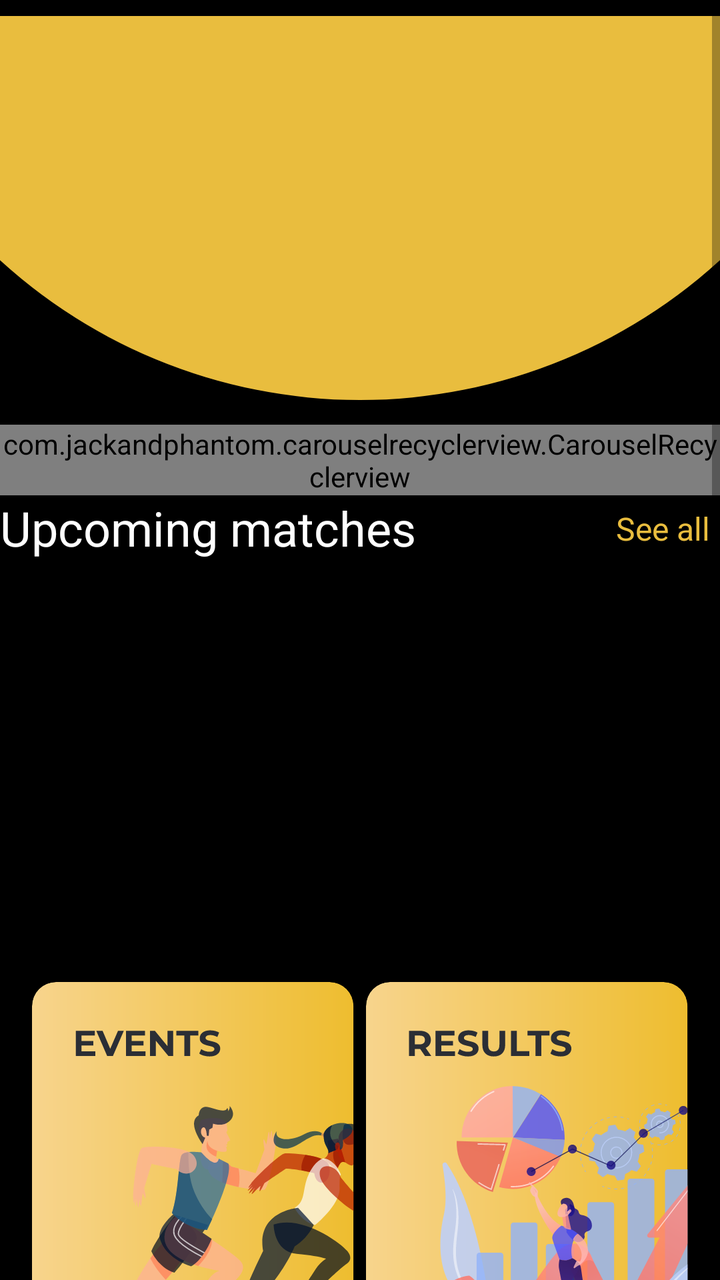
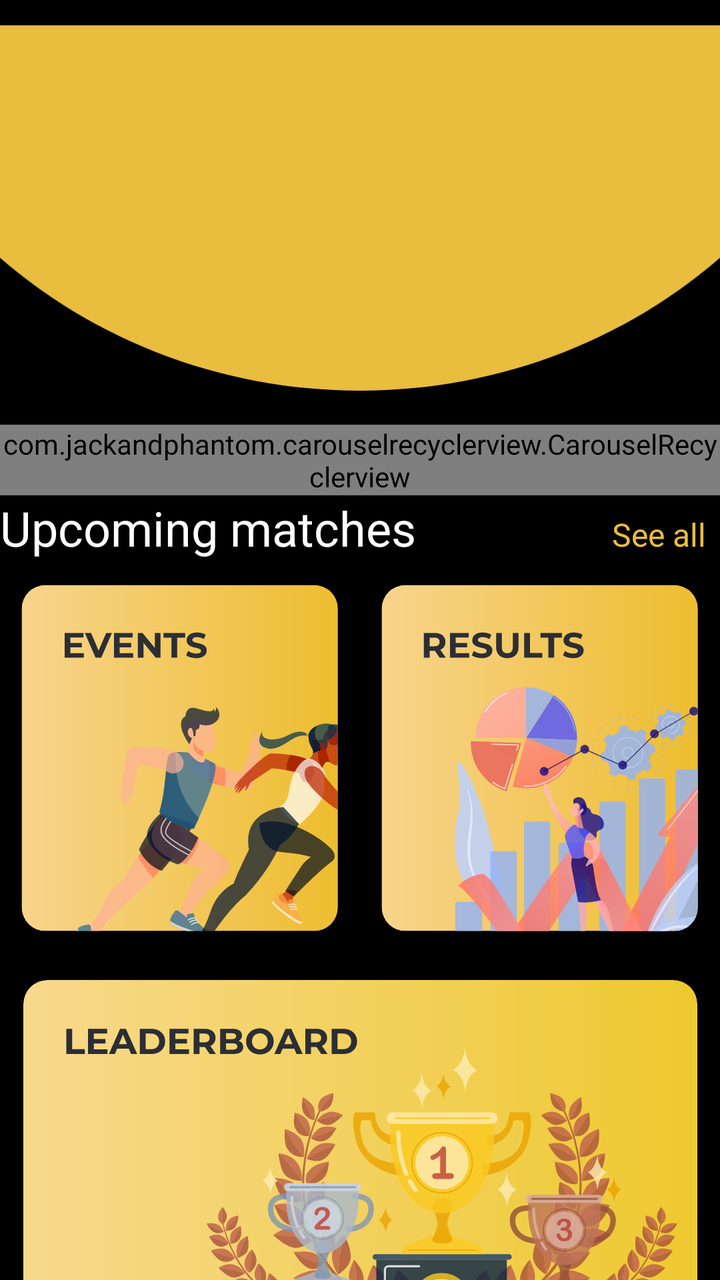

Compare the two renders of this Android layout. The source of the first and the diff that turns it into the second are given below.
<!-- AndroidManifest.xml: application theme Theme.NavigationDrawer -->
<!-- res/layout/fragment_home.xml -->
<?xml version="1.0" encoding="utf-8"?>
<ScrollView xmlns:android="http://schemas.android.com/apk/res/android"
    xmlns:app="http://schemas.android.com/apk/res-auto"
    xmlns:tools="http://schemas.android.com/tools"
    android:layout_width="match_parent"
    android:layout_height="wrap_content"
    android:orientation="vertical"
    android:background="@color/black"
    tools:context=".Fragment.Home">

    <LinearLayout
        android:layout_width="match_parent"
        android:layout_height="wrap_content"
        android:orientation="vertical">
        <androidx.constraintlayout.widget.ConstraintLayout
            android:layout_width="match_parent"
            android:layout_height="match_parent">

            <ImageView
                android:id="@+id/imageView11"
                android:layout_width="wrap_content"
                android:layout_height="wrap_content"
                android:src="@drawable/ellipse_172__1_"
                app:layout_constraintEnd_toEndOf="parent"
                app:layout_constraintStart_toStartOf="parent"
                app:layout_constraintTop_toTopOf="parent" />

            <com.jackandphantom.carouselrecyclerview.CarouselRecyclerview
                android:id="@+id/live_match"
                android:layout_width="wrap_content"
                android:layout_height="wrap_content"
                app:layout_constraintEnd_toEndOf="parent"
                app:layout_constraintStart_toStartOf="parent"
                android:layout_marginBottom="-40dp"
                app:layout_constraintBottom_toBottomOf="@+id/imageView11"
                tools:listitem="@layout/live_match_rv"/>
        </androidx.constraintlayout.widget.ConstraintLayout>

        <androidx.constraintlayout.widget.ConstraintLayout
            android:layout_width="match_parent"
            android:layout_height="wrap_content"
            android:orientation="horizontal">

            <TextView
                android:id="@+id/textView6"
                android:layout_width="wrap_content"
                android:layout_height="wrap_content"
                android:text="Upcoming matches"
                android:textColor="@color/white"
                android:textSize="24sp"
                app:layout_constraintStart_toStartOf="parent"
                app:layout_constraintTop_toTopOf="parent" />

            <TextView
                android:layout_width="wrap_content"
                android:layout_height="wrap_content"
                android:text="See all"
                android:textColor="#E9BD3E"
                android:layout_margin="5dp"
                android:textSize="16sp"
                app:layout_constraintBottom_toBottomOf="parent"
                app:layout_constraintEnd_toEndOf="parent" />
        </androidx.constraintlayout.widget.ConstraintLayout>

        <androidx.recyclerview.widget.RecyclerView
            android:id="@+id/upcoming_matches"
            android:layout_width="wrap_content"
            android:layout_height="200dp"
            tools:listitem="@layout/upcoming_matches_rv"
            android:layout_marginLeft="20dp"/>
        <androidx.constraintlayout.widget.ConstraintLayout
            android:layout_width="match_parent"
            android:layout_height="wrap_content">

            <ImageView
                android:id="@+id/events"
                android:layout_width="wrap_content"
                android:layout_height="wrap_content"
                android:src="@drawable/frame_289336_1"
                app:layout_constraintBottom_toBottomOf="parent"
                app:layout_constraintStart_toStartOf="parent"
                app:layout_constraintTop_toTopOf="parent"
                android:layout_marginLeft="5dp"/>

            <ImageView
                android:id="@+id/results"
                android:layout_width="wrap_content"
                android:layout_height="wrap_content"
                android:layout_marginRight="5dp"
                android:src="@drawable/frame_289337_2x"
                app:layout_constraintBottom_toBottomOf="parent"
                app:layout_constraintEnd_toEndOf="parent"
                app:layout_constraintTop_toTopOf="parent" />
        </androidx.constraintlayout.widget.ConstraintLayout>
        <androidx.constraintlayout.widget.ConstraintLayout
            android:layout_width="match_parent"
            android:layout_height="wrap_content">

            <ImageView
                android:id="@+id/leaderboard"
                android:layout_width="match_parent"
                android:layout_height="wrap_content"
                android:src="@drawable/frame_289338"
                app:layout_constraintEnd_toEndOf="parent"
                app:layout_constraintStart_toStartOf="parent"
                app:layout_constraintTop_toTopOf="parent" />
        </androidx.constraintlayout.widget.ConstraintLayout>

    </LinearLayout>

</ScrollView>
<!-- res/layout/live_match_rv.xml (included above) -->
<?xml version="1.0" encoding="utf-8"?>
<androidx.constraintlayout.widget.ConstraintLayout xmlns:android="http://schemas.android.com/apk/res/android"
    xmlns:app="http://schemas.android.com/apk/res-auto"
    android:layout_width="wrap_content"
    android:layout_height="wrap_content"
    android:layout_marginHorizontal="10dp"
    android:layout_marginVertical="10dp">

    <androidx.cardview.widget.CardView
        android:id="@+id/card_view"
        android:layout_width="380dp"
        android:layout_height="180dp"
        app:cardBackgroundColor="#363636"
        app:cardCornerRadius="15dp"
        app:cardElevation="5dp"
        app:layout_constraintBottom_toBottomOf="parent"
        app:layout_constraintEnd_toEndOf="parent"
        app:layout_constraintStart_toStartOf="parent">



        <LinearLayout
            android:layout_width="match_parent"
            android:layout_height="45dp"
            android:orientation="horizontal"
            android:padding="10dp"
            android:weightSum="1">

            <TextView
                android:id="@+id/matchName"
                android:layout_width="0dp"
                android:layout_height="wrap_content"
                android:layout_gravity="center_vertical"
                android:layout_weight="0.7"
                android:fontFamily="@font/poppins_semibold"
                android:text="Football match-1"
                android:textAllCaps="true"
                android:textColor="@color/white"
                android:textSize="20sp" />

            <com.airbnb.lottie.LottieAnimationView
                android:id="@+id/liveLottie"
                android:layout_width="0dp"
                android:layout_height="wrap_content"
                android:layout_gravity="center_vertical|end"
                android:layout_weight="0.3"
                android:visibility="invisible"
                app:lottie_autoPlay="true"
                app:lottie_loop="true"
                app:lottie_rawRes="@raw/live" />
        </LinearLayout>

        <LinearLayout
            android:layout_width="match_parent"
            android:layout_height="wrap_content"
            android:layout_marginTop="60dp"
            android:orientation="vertical"/>

        <LinearLayout
            android:layout_width="match_parent"
            android:layout_height="wrap_content"
            android:layout_marginTop="60dp"
            android:orientation="horizontal"
            android:weightSum="1">

            <LinearLayout
                android:layout_width="0dp"
                android:layout_height="wrap_content"
                android:layout_weight="0.4"
                android:orientation="vertical">

                <ImageView
                    android:id="@+id/clgImg1"
                    android:layout_width="match_parent"
                    android:layout_height="80dp"
                    android:scaleType="fitCenter"
                    android:src="@drawable/iiita" />

                <TextView
                    android:id="@+id/clgName1"
                    android:layout_width="match_parent"
                    android:layout_height="wrap_content"
                    android:layout_marginTop="5dp"
                    android:gravity="center"
                    android:text="IIITA"
                    android:textAllCaps="true"
                    android:textColor="@color/white" />


            </LinearLayout>



            <LinearLayout
                android:layout_width="0dp"
                android:layout_height="wrap_content"
                android:layout_weight="0.2"
                android:orientation="horizontal">

                <TextView
                    android:layout_width="0dp"
                    android:layout_height="wrap_content"
                    android:layout_gravity="center_vertical"
                    android:layout_weight="0.2"
                    android:fontFamily="@font/poppins_medium"
                    android:gravity="center"
                    android:text="3 "
                    android:paddingBottom="20dp"
                    android:textColor="@color/white"
                    android:textSize="24dp" />

                <LinearLayout
                    android:layout_width="0dp"
                    android:layout_height="wrap_content"
                    android:layout_weight="0.4"
                    android:orientation="vertical">

                <TextView
                    android:layout_width="30dp"
                    android:layout_height="wrap_content"
                    android:layout_gravity="bottom"
                    android:layout_weight="0.2"
                    android:fontFamily="@font/poppins_medium"
                    android:gravity="center"
                    android:text="-"
                    android:textSize="40dp"
                    android:textColor="@color/white" />


                    <TextView
                        android:layout_width="wrap_content"
                        android:layout_height="wrap_content"
                        android:gravity="center"
                        android:text="50:00"
                        android:textSize="14dp"
                        android:textAlignment="center"
                        android:textColor="#959595"/>


                </LinearLayout>
                <TextView
                    android:layout_width="0dp"
                    android:layout_height="wrap_content"
                    android:layout_gravity="center_vertical"
                    android:layout_weight="0.2"
                    android:fontFamily="@font/poppins_medium"
                    android:gravity="center"
                    android:text=" 1"
                    android:textSize="24dp"
                    android:paddingBottom="20dp"
                    android:textColor="@color/white" />


            </LinearLayout>

            <LinearLayout
                android:layout_width="0dp"
                android:layout_height="wrap_content"
                android:layout_weight="0.4"
                android:orientation="vertical">

                <ImageView
                    android:id="@+id/clgImg2"
                    android:layout_width="match_parent"
                    android:layout_height="80dp"
                    android:scaleType="fitCenter"
                    android:src="@drawable/iiita" />

                <TextView
                    android:id="@+id/clgName2"
                    android:layout_width="match_parent"
                    android:layout_height="wrap_content"
                    android:layout_marginTop="5dp"
                    android:gravity="center"
                    android:text="IIITA"
                    android:textAllCaps="true"
                    android:textColor="@color/white" />
            </LinearLayout>


        </LinearLayout>

        <LinearLayout
            android:layout_width="match_parent"
            android:layout_height="wrap_content"
            android:orientation="vertical"
            android:layout_gravity="bottom|center_horizontal">

            <TextView
                android:id="@+id/centerBottomTextView"
                android:layout_width="wrap_content"
                android:layout_height="wrap_content"
                android:text="INTER IIIT 2024"
                android:layout_gravity="center_horizontal"
                android:background="@drawable/rounded_background"
                android:textColor="@color/black"
                android:textSize="16sp"
                android:padding="2dp"/>

        </LinearLayout>


    </androidx.cardview.widget.CardView>

</androidx.constraintlayout.widget.ConstraintLayout>
<!-- res/layout/upcoming_matches_rv.xml (included above) -->
<androidx.constraintlayout.widget.ConstraintLayout xmlns:android="http://schemas.android.com/apk/res/android"
    xmlns:app="http://schemas.android.com/apk/res-auto"
    android:layout_width="wrap_content"
    android:layout_height="wrap_content"
    android:layout_marginHorizontal="10dp"
    android:layout_marginVertical="10dp">

    <androidx.cardview.widget.CardView
        android:layout_width="350dp"
        android:layout_height="180dp"
        app:cardBackgroundColor="#363636"
        app:cardCornerRadius="15dp"
        app:cardElevation="5dp">

        <LinearLayout
            android:layout_width="match_parent"
            android:layout_height="45dp"
            android:orientation="horizontal"
            android:padding="10dp"
            android:weightSum="1">

            <TextView
                android:id="@+id/matchName"
                android:layout_width="0dp"
                android:layout_height="wrap_content"
                android:layout_gravity="center_vertical"
                android:layout_weight="0.7"
                android:fontFamily="@font/poppins_semibold"
                android:text="Football match-1"
                android:textAllCaps="true"
                android:textColor="@color/white"
                android:textSize="20sp" />

            <com.airbnb.lottie.LottieAnimationView
                android:id="@+id/liveLottie"
                android:layout_width="0dp"
                android:layout_height="wrap_content"
                android:layout_gravity="center_vertical|end"
                android:layout_weight="0.3"
                android:visibility="invisible"
                app:lottie_autoPlay="true"
                app:lottie_loop="true"
                app:lottie_rawRes="@raw/live" />
        </LinearLayout>

        <LinearLayout
            android:layout_width="match_parent"
            android:layout_height="wrap_content"
            android:layout_marginTop="60dp"
            android:orientation="vertical"/>

        <LinearLayout
            android:layout_width="match_parent"
            android:layout_height="wrap_content"
            android:layout_marginTop="60dp"
            android:orientation="horizontal"
            android:weightSum="1">

            <LinearLayout
                android:layout_width="0dp"
                android:layout_height="wrap_content"
                android:layout_weight="0.4"
                android:orientation="vertical">

                <ImageView
                    android:id="@+id/clgImg1"
                    android:layout_width="match_parent"
                    android:layout_height="80dp"
                    android:scaleType="fitCenter"
                    android:src="@drawable/iiita" />

                <TextView
                    android:id="@+id/clgName1"
                    android:layout_width="match_parent"
                    android:layout_height="wrap_content"
                    android:layout_marginTop="5dp"
                    android:gravity="center"
                    android:text="IIITA"
                    android:textAllCaps="true"
                    android:textColor="@color/white" />
            </LinearLayout>


            <TextView
                android:layout_width="0dp"
                android:layout_height="wrap_content"
                android:layout_gravity="center_vertical"
                android:layout_weight="0.2"
                android:fontFamily="@font/poppins_medium"
                android:gravity="center"
                android:text="VS"
                android:textColor="#959595"
                android:textSize="16sp" />

            <LinearLayout
                android:layout_width="0dp"
                android:layout_height="wrap_content"
                android:layout_weight="0.4"
                android:orientation="vertical">

                <ImageView
                    android:id="@+id/clgImg2"
                    android:layout_width="match_parent"
                    android:layout_height="80dp"
                    android:scaleType="fitCenter"
                    android:src="@drawable/iiita" />

                <TextView
                    android:id="@+id/clgName2"
                    android:layout_width="match_parent"
                    android:layout_height="wrap_content"
                    android:layout_marginTop="5dp"
                    android:gravity="center"
                    android:text="IIITA"
                    android:textAllCaps="true"
                    android:textColor="@color/white" />
            </LinearLayout>

        </LinearLayout>

    </androidx.cardview.widget.CardView>

</androidx.constraintlayout.widget.ConstraintLayout>
<!-- resources referenced by this layout -->
<resources>
  <color name="black">#FF000000</color>
  <color name="white">#FFFFFFFF</color>
  <!-- drawable ellipse_172__1_ (drawable) -->
  <vector xmlns:android="http://schemas.android.com/apk/res/android"
      android:width="390dp"
      android:height="208dp"
      android:viewportWidth="390"
      android:viewportHeight="208">
    <path
        android:pathData="M195,-81m-289,0a289,289 0,1 1,578 0a289,289 0,1 1,-578 0"
        android:fillColor="#E9BD3E"/>
  </vector>
  <!-- drawable frame_289336_1: vector/xml drawable (drawable, 21163 chars, omitted) -->
  <!-- drawable frame_289337_2x: vector/xml drawable (drawable, 76880 chars, omitted) -->
  <!-- drawable frame_289338: vector/xml drawable (drawable, 129997 chars, omitted) -->
  <!-- drawable iiita: png bitmap (drawable, 3166 bytes) -->
  <!-- drawable rounded_background (drawable) -->
  <?xml version="1.0" encoding="utf-8"?>
  <shape xmlns:android="http://schemas.android.com/apk/res/android">
      <solid android:color="@color/yellow" /> 
      <corners android:radius="10dp" /> 
  </shape>
  <style name="Theme.NavigationDrawer" parent="Theme.MaterialComponents.DayNight.NoActionBar">
          
          <item name="colorPrimary">#FFECA1</item>
          
      </style>
  <color name="yellow">#FFC107</color>
</resources>

<!-- the commit's change to res/layout/fragment_home.xml (unified diff, before → after) -->
@@ -1,114 +1,111 @@
 <?xml version="1.0" encoding="utf-8"?>
-<ScrollView xmlns:android="http://schemas.android.com/apk/res/android"
+<androidx.core.widget.NestedScrollView xmlns:android="http://schemas.android.com/apk/res/android"
     xmlns:app="http://schemas.android.com/apk/res-auto"
     xmlns:tools="http://schemas.android.com/tools"
     android:layout_width="match_parent"
-    android:layout_height="wrap_content"
-    android:orientation="vertical"
+    android:layout_height="match_parent"
     android:background="@color/black"
     tools:context=".Fragment.Home">
 
-    <LinearLayout
+    <androidx.constraintlayout.widget.ConstraintLayout
         android:layout_width="match_parent"
-        android:layout_height="wrap_content"
-        android:orientation="vertical">
-        <androidx.constraintlayout.widget.ConstraintLayout
-            android:layout_width="match_parent"
-            android:layout_height="match_parent">
-
-            <ImageView
-                android:id="@+id/imageView11"
-                android:layout_width="wrap_content"
-                android:layout_height="wrap_content"
-                android:src="@drawable/ellipse_172__1_"
-                app:layout_constraintEnd_toEndOf="parent"
-                app:layout_constraintStart_toStartOf="parent"
-                app:layout_constraintTop_toTopOf="parent" />
-
-            <com.jackandphantom.carouselrecyclerview.CarouselRecyclerview
-                android:id="@+id/live_match"
-                android:layout_width="wrap_content"
-                android:layout_height="wrap_content"
-                app:layout_constraintEnd_toEndOf="parent"
-                app:layout_constraintStart_toStartOf="parent"
-                android:layout_marginBottom="-40dp"
-                app:layout_constraintBottom_toBottomOf="@+id/imageView11"
-                tools:listitem="@layout/live_match_rv"/>
-        </androidx.constraintlayout.widget.ConstraintLayout>
-
-        <androidx.constraintlayout.widget.ConstraintLayout
-            android:layout_width="match_parent"
-            android:layout_height="wrap_content"
-            android:orientation="horizontal">
-
-            <TextView
-                android:id="@+id/textView6"
-                android:layout_width="wrap_content"
-                android:layout_height="wrap_content"
+        android:layout_height="wrap_content">
+
+        <ImageView
+            android:id="@+id/imageView11"
+            android:layout_width="match_parent"
+            android:layout_height="wrap_content"
+            android:src="@drawable/ellipse_172__1_"
+            app:layout_constraintEnd_toEndOf="parent"
+            app:layout_constraintStart_toStartOf="parent"
+            app:layout_constraintTop_toTopOf="parent" />
+
+        <com.jackandphantom.carouselrecyclerview.CarouselRecyclerview
+            android:id="@+id/live_match"
+            android:layout_width="wrap_content"
+            android:layout_height="wrap_content"
+            android:layout_marginBottom="-40dp"
+            app:layout_constraintBottom_toBottomOf="@+id/imageView11"
+            app:layout_constraintEnd_toEndOf="parent"
+            app:layout_constraintStart_toStartOf="parent"
+            tools:listitem="@layout/live_match_rv" />
+
+        <LinearLayout
+            android:id="@+id/lay1"
+            android:layout_width="match_parent"
+            android:layout_height="wrap_content"
+            android:orientation="horizontal"
+            android:weightSum="1"
+            app:layout_constraintEnd_toEndOf="parent"
+            app:layout_constraintStart_toStartOf="parent"
+            app:layout_constraintTop_toBottomOf="@id/live_match">
+
+            <TextView
+                android:layout_width="0dp"
+                android:layout_height="wrap_content"
+                android:layout_weight="0.85"
                 android:text="Upcoming matches"
                 android:textColor="@color/white"
                 android:textSize="24sp"
                 app:layout_constraintStart_toStartOf="parent"
-                app:layout_constraintTop_toTopOf="parent" />
-
-            <TextView
-                android:layout_width="wrap_content"
-                android:layout_height="wrap_content"
+                app:layout_constraintTop_toBottomOf="@id/live_match" />
+
+            <TextView
+                android:id="@+id/seeAllText"
+                android:layout_width="0dp"
+                android:layout_height="wrap_content"
+                android:layout_weight="0.15"
                 android:text="See all"
                 android:textColor="#E9BD3E"
-                android:layout_margin="5dp"
-                android:textSize="16sp"
-                app:layout_constraintBottom_toBottomOf="parent"
-                app:layout_constraintEnd_toEndOf="parent" />
-        </androidx.constraintlayout.widget.ConstraintLayout>
+                android:textSize="16sp" />
+        </LinearLayout>
 
         <androidx.recyclerview.widget.RecyclerView
             android:id="@+id/upcoming_matches"
-            android:layout_width="wrap_content"
-            android:layout_height="200dp"
-            tools:listitem="@layout/upcoming_matches_rv"
-            android:layout_marginLeft="20dp"/>
-        <androidx.constraintlayout.widget.ConstraintLayout
-            android:layout_width="match_parent"
-            android:layout_height="wrap_content">
-
-            <ImageView
-                android:id="@+id/events"
-                android:layout_width="wrap_content"
-                android:layout_height="wrap_content"
-                android:src="@drawable/frame_289336_1"
-                app:layout_constraintBottom_toBottomOf="parent"
-                app:layout_constraintStart_toStartOf="parent"
-                app:layout_constraintTop_toTopOf="parent"
-                android:layout_marginLeft="5dp"/>
-
-            <ImageView
-                android:id="@+id/results"
-                android:layout_width="wrap_content"
-                android:layout_height="wrap_content"
-                android:layout_marginRight="5dp"
-                android:src="@drawable/frame_289337_2x"
-                app:layout_constraintBottom_toBottomOf="parent"
-                app:layout_constraintEnd_toEndOf="parent"
-                app:layout_constraintTop_toTopOf="parent" />
-        </androidx.constraintlayout.widget.ConstraintLayout>
-        <androidx.constraintlayout.widget.ConstraintLayout
-            android:layout_width="match_parent"
-            android:layout_height="wrap_content">
+            android:layout_width="0dp"
+            android:layout_height="wrap_content"
+            app:layout_constraintEnd_toEndOf="parent"
+            tools:listitem="@layout/layout_schedule"
+            app:layout_constraintStart_toStartOf="parent"
+            app:layout_constraintTop_toBottomOf="@id/lay1" />
+
+        <LinearLayout
+            android:layout_width="0dp"
+            android:layout_height="wrap_content"
+            android:orientation="vertical"
+            app:layout_constraintEnd_toEndOf="parent"
+            app:layout_constraintStart_toStartOf="parent"
+            app:layout_constraintTop_toBottomOf="@id/upcoming_matches">
+
+            <LinearLayout
+                android:layout_width="match_parent"
+                android:layout_height="wrap_content"
+                android:orientation="horizontal"
+                android:weightSum="1">
+
+                <ImageView
+                    android:id="@+id/events"
+                    android:layout_width="0dp"
+                    android:layout_height="wrap_content"
+                    android:layout_weight="0.5"
+                    android:src="@drawable/frame_289336_1" />
+
+                <ImageView
+                    android:id="@+id/results"
+                    android:layout_width="0dp"
+                    android:layout_height="wrap_content"
+                    android:layout_weight="0.5"
+                    android:src="@drawable/frame_289337_2x" />
+            </LinearLayout>
 
             <ImageView
                 android:id="@+id/leaderboard"
                 android:layout_width="match_parent"
                 android:layout_height="wrap_content"
-                android:src="@drawable/frame_289338"
-                app:layout_constraintEnd_toEndOf="parent"
-                app:layout_constraintStart_toStartOf="parent"
-                app:layout_constraintTop_toTopOf="parent" />
-        </androidx.constraintlayout.widget.ConstraintLayout>
-
-    </LinearLayout>
-
-</ScrollView>
+                android:src="@drawable/frame_289338" />
+        </LinearLayout>
+    </androidx.constraintlayout.widget.ConstraintLayout>
+</androidx.core.widget.NestedScrollView>
 <!-- res/layout/live_match_rv.xml (included above) -->
 <?xml version="1.0" encoding="utf-8"?>
 <androidx.constraintlayout.widget.ConstraintLayout xmlns:android="http://schemas.android.com/apk/res/android"
@@ -315,24 +312,29 @@
     </androidx.cardview.widget.CardView>
 
 </androidx.constraintlayout.widget.ConstraintLayout>
-<!-- res/layout/upcoming_matches_rv.xml (included above) -->
+<!-- res/layout/layout_schedule.xml (included above) -->
+<?xml version="1.0" encoding="utf-8"?>
 <androidx.constraintlayout.widget.ConstraintLayout xmlns:android="http://schemas.android.com/apk/res/android"
     xmlns:app="http://schemas.android.com/apk/res-auto"
-    android:layout_width="wrap_content"
+    android:layout_width="match_parent"
     android:layout_height="wrap_content"
     android:layout_marginHorizontal="10dp"
     android:layout_marginVertical="10dp">
 
     <androidx.cardview.widget.CardView
-        android:layout_width="350dp"
-        android:layout_height="180dp"
+        android:layout_width="0dp"
+        android:layout_height="240dp"
+        app:cardCornerRadius="15dp"
+        app:cardElevation="5dp"
         app:cardBackgroundColor="#363636"
-        app:cardCornerRadius="15dp"
-        app:cardElevation="5dp">
+        app:layout_constraintEnd_toEndOf="parent"
+        app:layout_constraintStart_toStartOf="parent"
+        app:layout_constraintTop_toTopOf="parent">
 
         <LinearLayout
             android:layout_width="match_parent"
             android:layout_height="45dp"
+            android:background="#FFD633"
             android:orientation="horizontal"
             android:padding="10dp"
             android:weightSum="1">
@@ -346,7 +348,7 @@
                 android:fontFamily="@font/poppins_semibold"
                 android:text="Football match-1"
                 android:textAllCaps="true"
-                android:textColor="@color/white"
+                android:textColor="@color/black"
                 android:textSize="20sp" />
 
             <com.airbnb.lottie.LottieAnimationView
@@ -365,12 +367,33 @@
             android:layout_width="match_parent"
             android:layout_height="wrap_content"
             android:layout_marginTop="60dp"
-            android:orientation="vertical"/>
-
-        <LinearLayout
-            android:layout_width="match_parent"
-            android:layout_height="wrap_content"
-            android:layout_marginTop="60dp"
+            android:orientation="vertical">
+
+            <TextView
+                android:id="@+id/date"
+                android:layout_width="match_parent"
+                android:layout_height="wrap_content"
+                android:fontFamily="@font/poppins_medium"
+                android:gravity="center"
+                android:text="4 Jan 2024"
+                android:textColor="#959595"
+                android:textSize="16sp" />
+
+            <TextView
+                android:id="@+id/time"
+                android:layout_width="match_parent"
+                android:layout_height="wrap_content"
+                android:fontFamily="@font/poppins_medium"
+                android:gravity="center"
+                android:text="4:30 PM"
+                android:textColor="#959595"
+                android:textSize="16sp" />
+        </LinearLayout>
+
+        <LinearLayout
+            android:layout_width="match_parent"
+            android:layout_height="wrap_content"
+            android:layout_marginTop="120dp"
             android:orientation="horizontal"
             android:weightSum="1">
 
<!-- resource entries referenced after the edit -->
@@ -4,7 +4,7 @@
   <color name="white">#FFFFFFFF</color>
   <!-- drawable ellipse_172__1_ (drawable) -->
   <vector xmlns:android="http://schemas.android.com/apk/res/android"
-      android:width="390dp"
+      android:width="410dp"
       android:height="208dp"
       android:viewportWidth="390"
       android:viewportHeight="208">
